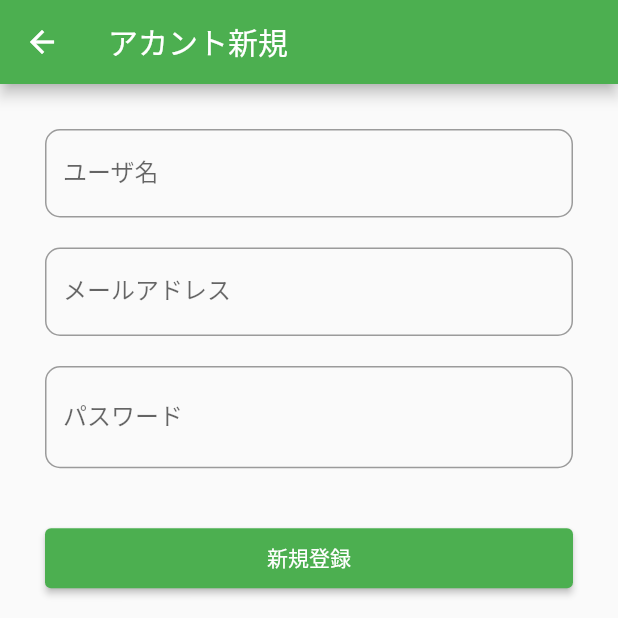
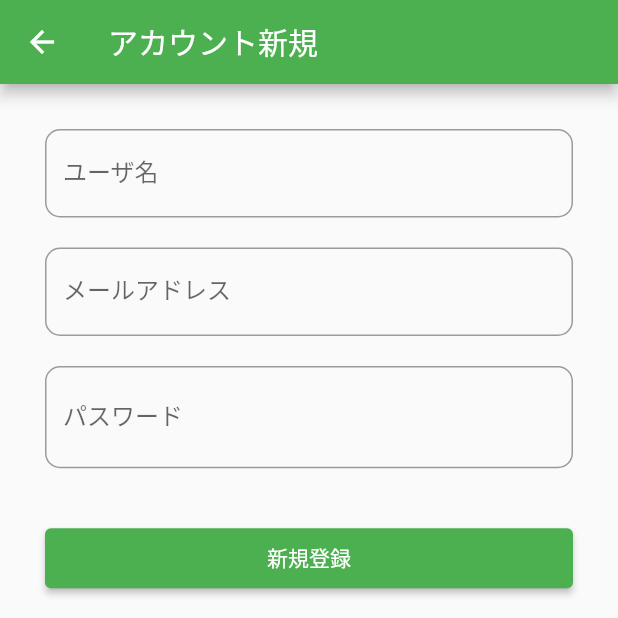
Before and after one commit to 198ai/doto_app, a Flutter app: the SignUpPage screen opened directly, on a phone screen of 412 x 824 dp, the top half of it. Run offline on Flutter 3.47's test engine with Material 2 defaults, Android fonts, the phone set to English and light mode, and no system bars; our stand-ins replace charts_flutter, date_format, dio, flutter_local_notifications, flutter_screenutil, shared_preferences and 5 more; missing offline and left inert: flutter_ringtone_player, shake_animation_widget; accounts and stored records are empty.

Commit message:
新規タイトル

```diff
--- a/lib/main.dart
+++ b/lib/main.dart
@@ -89,6 +89,7 @@ class _MyAppState extends State<MyApp> {
         designSize: Size(428, 926),
         builder: () => MaterialApp(
             home: Tabs(),
+            //home: Splash2(),
             navigatorObservers: [MyApp.routeObserver], //添加路由观察者
             debugShowCheckedModeBanner: false,
             initialRoute: '/',
--- a/lib/pages/SignUp.dart
+++ b/lib/pages/SignUp.dart
@@ -61,7 +61,7 @@ class _SignUpPageState extends State<SignUpPage> {
       child: Scaffold(
         appBar: AppBar(
           backgroundColor: Colors.green,
-          title: Text("アカント新規"),
+          title: Text("アカウント新規"),
         ),
         //登录页面的主体
         body: buildLoginWidget(),
```
